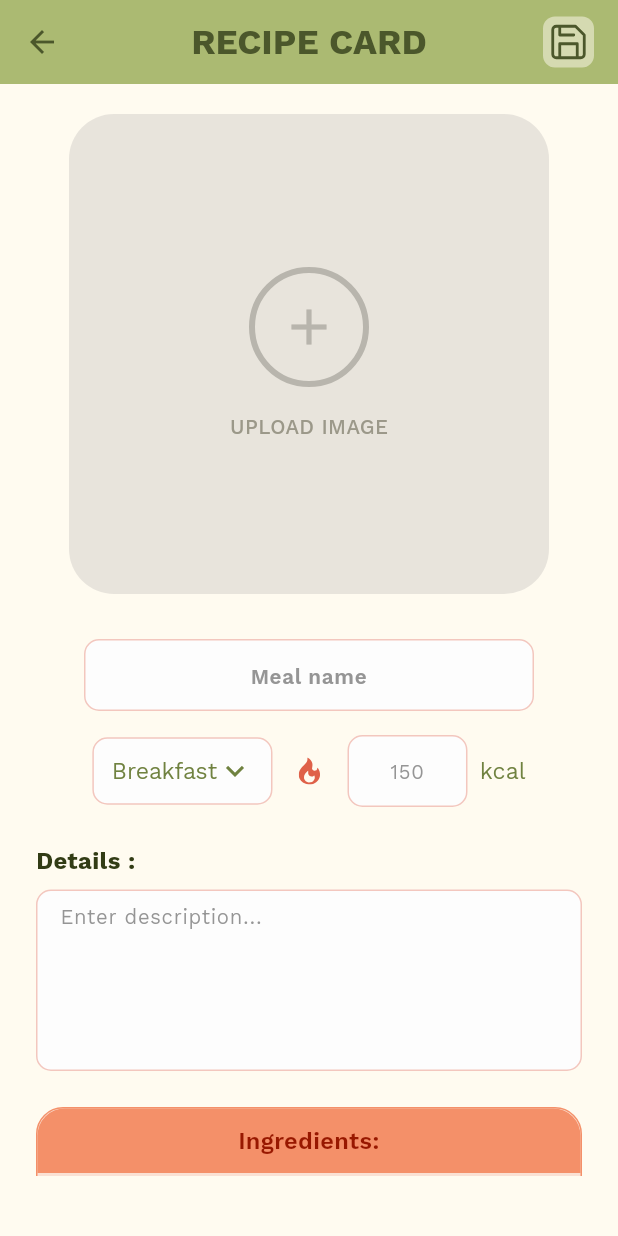
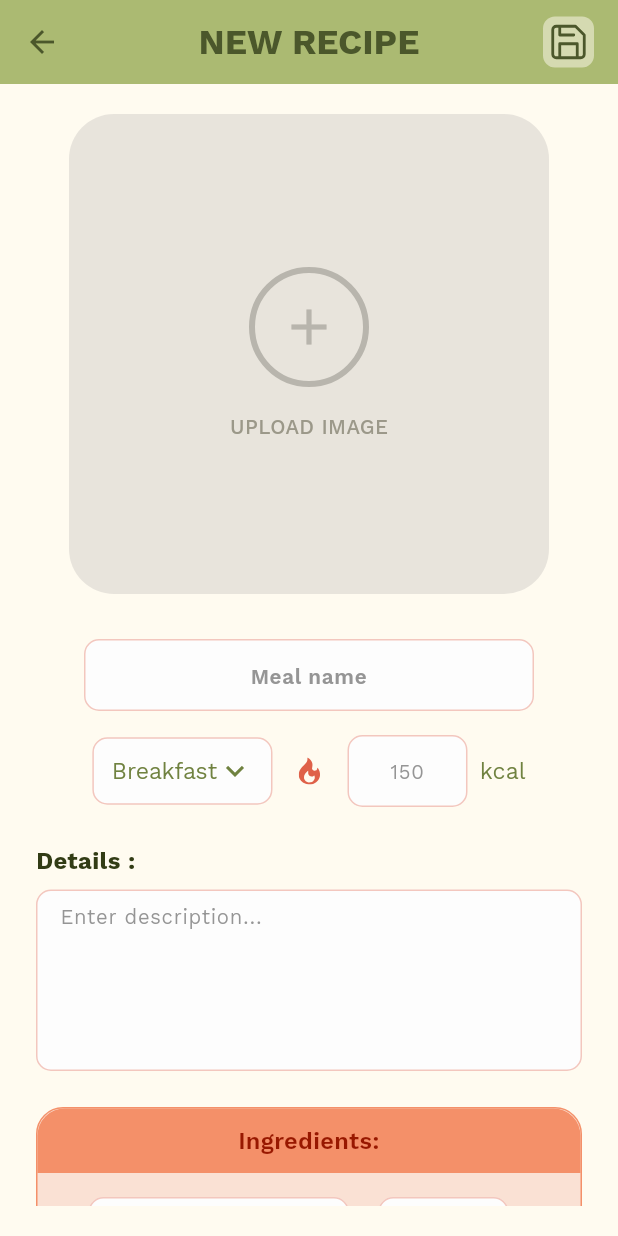
Before and after one commit to medvidd/YumPlans, a Flutter app: the CreateRecipeScreen screen opened directly, on a phone screen of 412 x 824 dp. Run offline on Flutter 3.47's test engine with Material 3 defaults, Android fonts, the phone set to English and light mode, and no system bars; our stand-ins replace firebase_analytics, firebase_auth, firebase_core, firebase_crashlytics, flutter_svg, shared_preferences; accounts and stored records are empty.

Commit message:
ui for editing recipes

```diff
--- a/lib/views/recipes/create_recipe_screen.dart
+++ b/lib/views/recipes/create_recipe_screen.dart
@@ -27,9 +27,14 @@ class _CreateRecipeScreenState extends State<CreateRecipeScreen> {
       _caloriesController.text = widget.recipe!.calories.toString();
       _descriptionController.text = widget.recipe!.description;
       _selectedMealType = widget.recipe!.mealType;
+
       _ingredients = widget.recipe!.ingredients
           .map((e) => Ingredient(name: e.name, amount: e.amount))
           .toList();
+    } else {
+      if (_ingredients.isEmpty) {
+        _ingredients.add(Ingredient(name: '', amount: ''));
+      }
     }
   }
 
@@ -82,6 +87,8 @@ class _CreateRecipeScreenState extends State<CreateRecipeScreen> {
     final double horizontalPadding = isTablet ? 80.0 : 24.0;
     final double imageSize = isTablet ? 400 : 320;
 
+    final String screenTitle = widget.recipe != null ? 'EDIT RECIPE' : 'NEW RECIPE';
+
     return Scaffold(
       backgroundColor: const Color(0xFFFFFBF0),
       appBar: AppBar(
@@ -92,9 +99,9 @@ class _CreateRecipeScreenState extends State<CreateRecipeScreen> {
           icon: const Icon(Icons.arrow_back, color: Color(0xFF4B572B)),
           onPressed: () => Navigator.pop(context),
         ),
-        title: const Text(
-          'RECIPE CARD',
-          style: TextStyle(
+        title: Text(
+          screenTitle,
+          style: const TextStyle(
             color: Color(0xFF4B572B),
             fontSize: 24,
             fontFamily: 'Kantumruy Pro',
@@ -153,28 +160,16 @@ class _CreateRecipeScreenState extends State<CreateRecipeScreen> {
                               borderRadius: BorderRadius.circular(30),
                             ),
                           ),
-                          child: Column(
-                            mainAxisAlignment: MainAxisAlignment.center,
-                            children: [
-                              Container(
-                                width: 80, height: 80,
-                                decoration: BoxDecoration(
-                                  shape: BoxShape.circle,
-                                  border: Border.all(color: const Color(0xFFB8B5AD), width: 4),
-                                ),
-                                child: const Icon(Icons.add, size: 40, color: Color(0xFFB8B5AD)),
-                              ),
-                              const SizedBox(height: 16),
-                              const Text(
-                                'UPLOAD IMAGE',
-                                style: TextStyle(
-                                  color: Color(0xFF9B9889),
-                                  fontSize: 14,
-                                  fontWeight: FontWeight.w500,
-                                ),
-                              ),
-                            ],
-                          ),
+                          child: widget.recipe != null && widget.recipe!.imageUrl.isNotEmpty
+                              ? ClipRRect(
+                            borderRadius: BorderRadius.circular(30),
+                            child: Image.asset(
+                              widget.recipe!.imageUrl,
+                              fit: BoxFit.cover,
+                              errorBuilder: (ctx, err, stack) => _buildUploadPlaceholder(),
+                            ),
+                          )
+                              : _buildUploadPlaceholder(),
                         ),
                       ),
 
@@ -328,6 +323,7 @@ class _CreateRecipeScreenState extends State<CreateRecipeScreen> {
                                       child: SizedBox(
                                         height: 40,
                                         child: TextFormField(
+                                          key: ValueKey('name_$index'),
                                           initialValue: ingredient.name,
                                           style: const TextStyle(color: Color(0xFF981800), fontSize: 15),
                                           decoration: _buildFigmaInputDecoration('Name'),
@@ -345,6 +341,7 @@ class _CreateRecipeScreenState extends State<CreateRecipeScreen> {
                                       child: SizedBox(
                                         height: 40,
                                         child: TextFormField(
+                                          key: ValueKey('amount_$index'),
                                           initialValue: ingredient.amount,
                                           textAlign: TextAlign.center,
                                           style: const TextStyle(color: Color(0xFF981800), fontSize: 15),
@@ -390,7 +387,7 @@ class _CreateRecipeScreenState extends State<CreateRecipeScreen> {
               ),
 
               Container(
-                height: 40,
+                height: 20,
                 width: double.infinity,
                 color: const Color(0xFFFFFBF0),
               ),
@@ -400,4 +397,29 @@ class _CreateRecipeScreenState extends State<CreateRecipeScreen> {
       ),
     );
   }
+
+  Widget _buildUploadPlaceholder() {
+    return Column(
+      mainAxisAlignment: MainAxisAlignment.center,
+      children: [
+        Container(
+          width: 80, height: 80,
+          decoration: BoxDecoration(
+            shape: BoxShape.circle,
+            border: Border.all(color: const Color(0xFFB8B5AD), width: 4),
+          ),
+          child: const Icon(Icons.add, size: 40, color: Color(0xFFB8B5AD)),
+        ),
+        const SizedBox(height: 16),
+        const Text(
+          'UPLOAD IMAGE',
+          style: TextStyle(
+            color: Color(0xFF9B9889),
+            fontSize: 14,
+            fontWeight: FontWeight.w500,
+          ),
+        ),
+      ],
+    );
+  }
 }
--- a/lib/views/recipes/recipe_details_screen.dart
+++ b/lib/views/recipes/recipe_details_screen.dart
@@ -1,6 +1,7 @@
 import 'package:flutter/material.dart';
 import 'package:flutter_svg/flutter_svg.dart';
 import '/models/recipe_model.dart';
+import 'create_recipe_screen.dart';
 
 class RecipeDetailsScreen extends StatelessWidget {
   final Recipe recipe;
@@ -48,13 +49,21 @@ class RecipeDetailsScreen extends StatelessWidget {
           _buildActionButton(
             iconPath: 'assets/images/edit_icon.svg',
             color: const Color(0xFF4B572B),
-            onTap: () {},
+            onTap: () {
+              Navigator.push(
+                context,
+                MaterialPageRoute(
+                  builder: (context) => CreateRecipeScreen(recipe: recipe),
+                ),
+              );
+            },
           ),
           const SizedBox(width: 8),
           _buildActionButton(
             iconPath: 'assets/images/trash.svg',
             color: const Color(0xFF991800),
-            onTap: () {},
+            onTap: () {
+            },
             marginRight: 16,
           ),
         ],
```
